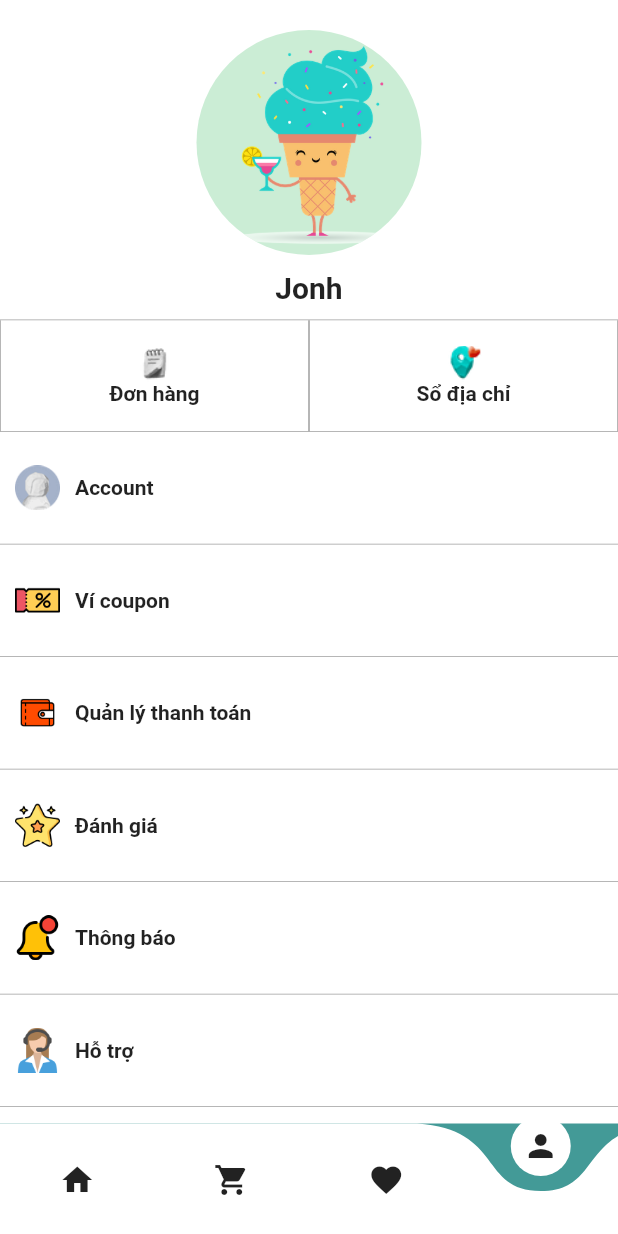
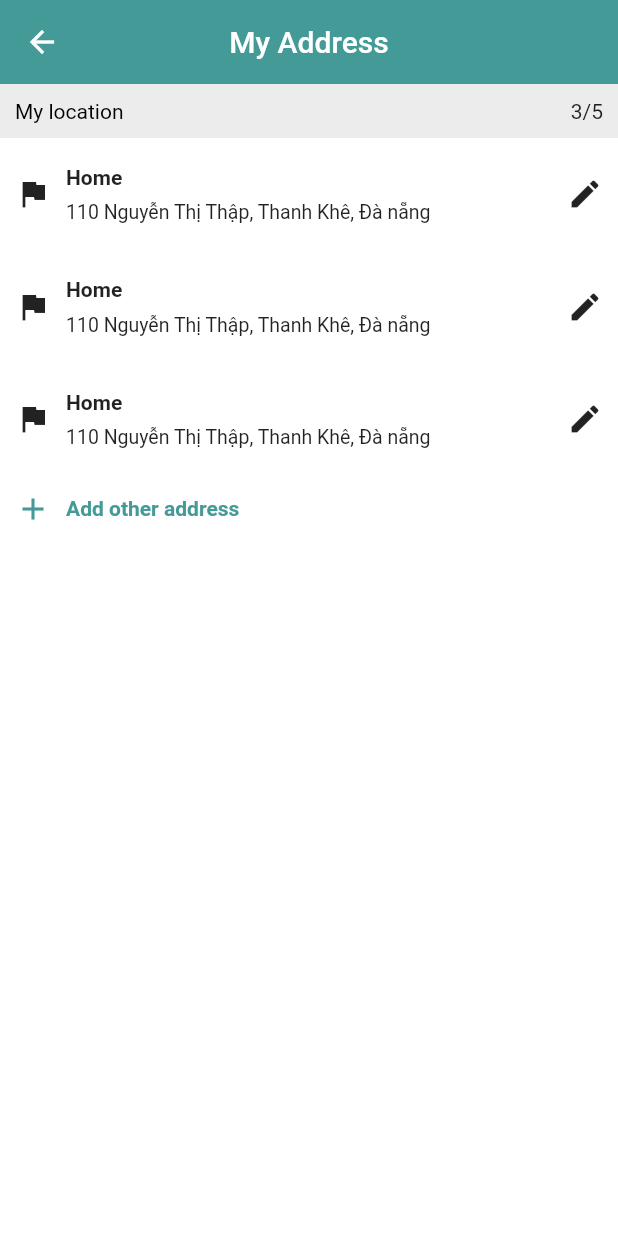
Before and after one commit to ak-conguyet/Sweety, a Flutter app: the screen it shows after launch, item 4 of the bottom bar chosen, after a tap on "Sổ địa chỉ", on a phone screen of 412 x 824 dp. Run offline on Flutter 3.47's test engine with Material 2 defaults, Android fonts, the phone set to English and light mode, and no system bars; drawn by our look-alikes of curved_navigation_bar; our stand-ins replace awesome_snackbar_content, flutter_rating_stars, font_awesome_flutter, iconsax.

Commit message:
them Location management Page

```diff
--- a/lib/AccountPage.dart
+++ b/lib/AccountPage.dart
@@ -1,4 +1,5 @@
 import 'package:flutter/material.dart';
+import 'package:sweety/LocationManagement.dart';
 import 'package:sweety/MyColors.dart';
 import 'package:sweety/OdersPage.dart';
 import 'package:sweety/ProfilePage.dart';
@@ -38,7 +39,7 @@ class AccountPage extends StatelessWidget {
           ),
           _itemBuider(
             iconName: 'coupon.png',
-            text: 'Ví coupon'
+            text: 'Ví coupon',
             ),
           _itemBuider(
               iconName: 'wallet.png',
@@ -120,7 +121,7 @@ class AccountPage extends StatelessWidget {
                       )
                     ),
                   ),
-                  child: GestureDetector(
+                  child: InkWell(
                     child: Center(
                       child: Column(
                         mainAxisSize: MainAxisSize.min,
@@ -149,7 +150,7 @@ class AccountPage extends StatelessWidget {
                         )
                     ),
                   ),
-                  child: GestureDetector(
+                  child: InkWell(
                     child: Center(
                       child: Column(
                         mainAxisSize: MainAxisSize.min,
@@ -164,9 +165,7 @@ class AccountPage extends StatelessWidget {
                         ],
                       ),
                     ),
-                    onTap: (){
-
-                    },
+                      onTap: ()=>Navigator.push(context, MaterialPageRoute(builder: (_)=> LocationManagement()))
                   ),
                 ),
               ),
--- /dev/null
+++ b/lib/LocationManagement.dart
@@ -0,0 +1,103 @@
+import 'package:flutter/material.dart';
+import 'package:sweety/MyColors.dart';
+
+class LocationManagement extends StatelessWidget {
+  LocationManagement({Key? key}) : super(key: key);
+
+  @override
+  Widget build(BuildContext context) {
+    return Scaffold(
+      appBar: AppBar(
+        elevation: 0,
+        title:const Text('My Address'),
+        centerTitle: true,
+      ),
+      body: Column(
+        children: [
+          Container(
+            padding:const EdgeInsets.all(10),
+            color: Colors.grey.withOpacity(0.2),
+            child: Row(
+              children:const[
+                Text(
+                  'My location',
+                  style: TextStyle(
+                      color: Colors.black
+                  ),
+                ),
+                Spacer(),
+                Text('3/5')
+              ],
+            ),
+          ),
+          Expanded(
+            child: ListView.builder(
+              itemCount: 3 + 1,
+              itemBuilder: (context,index){
+
+                if(index == 3){
+                  return InkWell(
+                    child: Container(
+                      padding: EdgeInsets.all(10),
+                      child: Row(
+                        children: [
+                          Icon(Icons.add,color: MyColors.color4,),
+                          SizedBox(width: 10,),
+                          Text(
+                            'Add other address',
+                            style: TextStyle(
+                              color: MyColors.color4,
+                              fontWeight: FontWeight.bold
+                            ),
+                          )
+                        ],
+                      ),
+                    ),
+                    onTap: (){},
+                  );
+                }
+
+                return InkWell(
+                  child: Container(
+                    padding:const EdgeInsets.all(10),
+                    height: 75,
+                    child: Row(
+                        children: [
+                          const Icon(Icons.flag),
+                          const SizedBox(width: 10,),
+                          Expanded(
+                            child: Column(
+                              mainAxisAlignment: MainAxisAlignment.spaceEvenly,
+                              crossAxisAlignment: CrossAxisAlignment.start,
+                              children:[
+                                Text(
+                                  'Home',
+                                  style: TextStyle(
+                                      fontWeight: FontWeight.bold
+                                  ),
+                                ),
+                                Text(
+                                  '110 Nguyễn Thị Thập, Thanh Khê, Đà nẵng',
+                                  maxLines: 1,
+                                  overflow: TextOverflow.ellipsis,
+                                  style: TextStyle(
+                                      fontSize: 13
+                                  ),
+                                )
+                              ],
+                            ),
+                          ),
+                          const Icon(Icons.edit)
+                        ]
+                    ),
+                  ),
+                  onTap: (){},
+                );
+              }
+            )
+          )
+        ],
+      )
+    );
+  }
+}
--- a/lib/ProfilePage.dart
+++ b/lib/ProfilePage.dart
@@ -1,6 +1,5 @@
 import 'package:awesome_snackbar_content/awesome_snackbar_content.dart';
 import 'package:flutter/material.dart';
-import 'package:sweety/main.dart';
 
 class Profilepage extends StatefulWidget {
   const Profilepage({Key? key}) : super(key: key);
@@ -26,6 +25,7 @@ class _ProfilepageState extends State<Profilepage> {
     enterPassController = TextEditingController();
     reEnterPassController = TextEditingController();
     enterPassController.addListener(() {
+
       if(enterPassController.value.text.isNotEmpty){
         _isChangePass = true;
         if(enterPassController.text.length > 5){
@@ -136,7 +136,7 @@ class _ProfilepageState extends State<Profilepage> {
 
   Widget _buildTextField({String? defaultText, required String label, TextEditingController? controller, bool isPassword:false}){
     return Padding(
-      padding: EdgeInsets.all(10),
+      padding:const EdgeInsets.all(10),
       child: TextFormField(
         initialValue: defaultText,
         controller: controller,
--- a/lib/main.dart
+++ b/lib/main.dart
@@ -5,10 +5,7 @@ import 'package:sweety/AccountPage.dart';
 import 'package:sweety/CartPage.dart';
 import 'package:sweety/Favoritepage.dart';
 import 'package:sweety/MyColors.dart';
-import 'package:sweety/ProfilePage.dart';
-import 'package:sweety/main.dart';
 import 'HomePage.dart';
-import 'Login.dart';
 
 void main() {
   runApp(const MyApp());
```
Also changed, not shown: images/icons/img_default_coupon_logo.png (added), images/icons/img_deliver_rider.png (added), images/icons/img_error_cat.png (added), lib/CouponBoxPage.dart (added).
